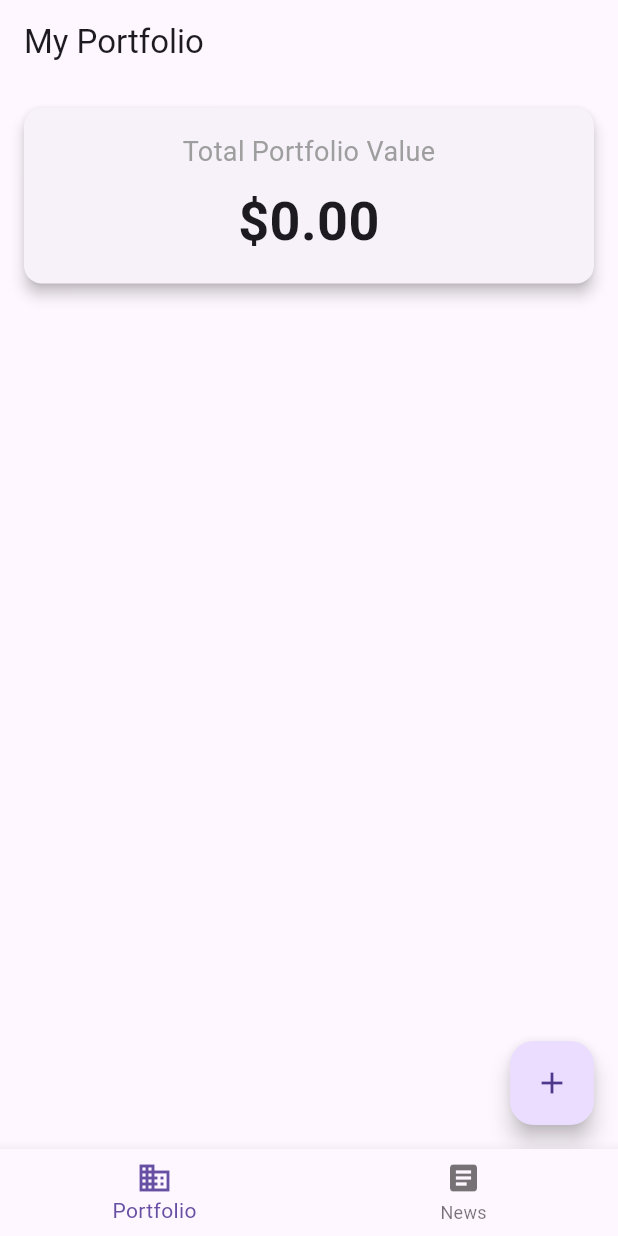
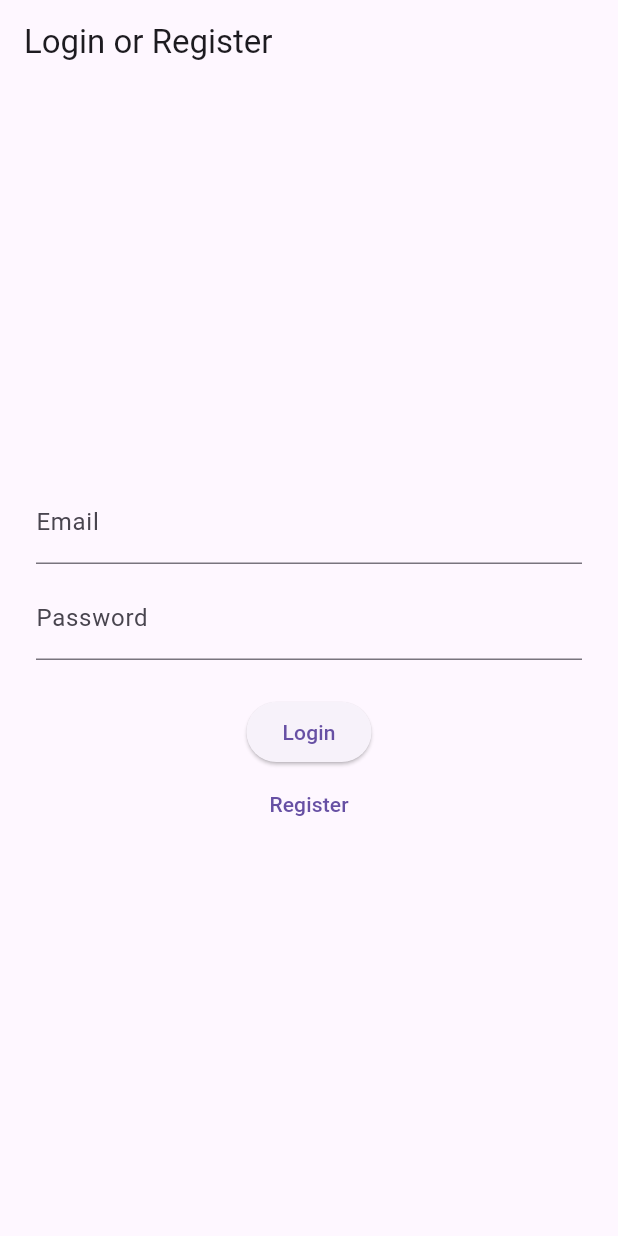
Before and after one commit to bryan900926/financial_app, a Flutter app: the screen it shows after launch, on a phone screen of 412 x 824 dp. Run offline on Flutter 3.47's test engine with Material 3 defaults, Android fonts, the phone set to English and light mode, and no system bars; our stand-ins replace firebase_auth, firebase_core, fl_chart, sqflite; accounts and stored records are empty.

Commit message:
add firebase

```diff
--- /dev/null
+++ b/lib/auth_service/firebase.dart
@@ -0,0 +1,47 @@
+import 'dart:developer';
+import 'package:firebase_auth/firebase_auth.dart';
+
+class FirebaseAuthService {
+  final FirebaseAuth _auth = FirebaseAuth.instance;
+
+  // Stream to listen for authentication changes
+  Stream<User?> get authStateChanges => _auth.authStateChanges();
+
+  // Sign in with email and password
+  Future<User?> signInWithEmailAndPassword(
+    String email,
+    String password,
+  ) async {
+    try {
+      UserCredential result = await _auth.signInWithEmailAndPassword(
+        email: email,
+        password: password,
+      );
+      return result.user;
+    } catch (e) {
+      log(e.toString());
+      return null;
+    }
+  }
+
+  // Register with email and password
+  Future<User?> registerWithEmailAndPassword(
+    String email,
+    String password,
+  ) async {
+    try {
+      UserCredential result = await _auth.createUserWithEmailAndPassword(
+        email: email,
+        password: password,
+      );
+      return result.user;
+    } catch (e) {
+      throw e;
+    }
+  }
+
+  // Sign out
+  Future<void> signOut() async {
+    await _auth.signOut();
+  }
+}
--- a/lib/main.dart
+++ b/lib/main.dart
@@ -1,7 +1,14 @@
+import 'package:firebase_core/firebase_core.dart';
 import 'package:flutter/material.dart';
+import 'package:news_app/firebase_options.dart';
 import 'package:news_app/view/home_view.dart';
+import 'package:news_app/view/login_view.dart';
 
-void main() {
+void main() async{
+  WidgetsFlutterBinding.ensureInitialized();
+  await Firebase.initializeApp(
+    options: DefaultFirebaseOptions.currentPlatform,
+  );
   runApp(const NewsApp());
 }
 
@@ -16,7 +23,7 @@ class NewsApp extends StatelessWidget {
         primarySwatch: Colors.indigo,
         visualDensity: VisualDensity.adaptivePlatformDensity,
       ),
-      home: const HomeView(),
+      home: const LoginView(),
     );
   }
 }
--- /dev/null
+++ b/lib/view/login_view.dart
@@ -0,0 +1,150 @@
+import 'package:flutter/material.dart';
+import 'package:firebase_auth/firebase_auth.dart';
+import 'package:news_app/auth_service/firebase.dart';
+
+class LoginView extends StatefulWidget {
+  const LoginView({super.key});
+
+  @override
+  _LoginViewState createState() => _LoginViewState();
+}
+
+class _LoginViewState extends State<LoginView> {
+  final FirebaseAuthService _auth = FirebaseAuthService();
+  final _emailController = TextEditingController();
+  final _passwordController = TextEditingController();
+  bool _isLoading = false;
+  String? _errorMessage;
+
+  // MODIFIED: This function now catches specific Firebase exceptions for better error messages.
+  void _handleLogin() async {
+    setState(() {
+      _isLoading = true;
+      _errorMessage = null;
+    });
+
+    try {
+      await _auth.signInWithEmailAndPassword(
+        _emailController.text.trim(),
+        _passwordController.text.trim(),
+      );
+      // On success, the AuthWrapper will handle navigation automatically.
+    } on FirebaseAuthException catch (e) {
+      String message;
+      switch (e.code) {
+        case 'user-not-found':
+          message = 'No user found for that email.';
+          break;
+        case 'wrong-password':
+          message = 'Wrong password provided.';
+          break;
+        case 'invalid-email':
+          message = 'The email address is badly formatted.';
+          break;
+        case 'invalid-credential':
+           message = 'Invalid credentials, please check your email and password.';
+           break;
+        default:
+          message = 'An unknown error occurred. Please try again.';
+      }
+      setState(() {
+        _errorMessage = message;
+      });
+    } finally {
+      if (mounted) {
+        setState(() => _isLoading = false);
+      }
+    }
+  }
+
+  // MODIFIED: This function now catches specific Firebase exceptions for better error messages.
+  void _handleRegister() async {
+    setState(() {
+      _isLoading = true;
+      _errorMessage = null;
+    });
+
+    try {
+      await _auth.registerWithEmailAndPassword(
+        _emailController.text.trim(),
+        _passwordController.text.trim(),
+      );
+      // On success, the AuthWrapper will handle navigation automatically.
+    } on FirebaseAuthException catch (e) {
+      String message;
+      switch (e.code) {
+        case 'weak-password':
+          message = 'The password provided is too weak.';
+          break;
+        case 'email-already-in-use':
+          message = 'An account already exists for that email.';
+          break;
+        case 'invalid-email':
+          message = 'The email address is badly formatted.';
+          break;
+        default:
+          message = 'An unknown error occurred. Please try again.';
+      }
+      setState(() {
+        _errorMessage = message;
+      });
+    } finally {
+      if (mounted) {
+        setState(() => _isLoading = false);
+      }
+    }
+  }
+
+  @override
+  Widget build(BuildContext context) {
+    return Scaffold(
+      appBar: AppBar(title: const Text('Login or Register')),
+      body: Center(
+        child: Padding(
+          padding: const EdgeInsets.all(24.0),
+          child: Column(
+            mainAxisAlignment: MainAxisAlignment.center,
+            children: <Widget>[
+              TextField(
+                controller: _emailController,
+                decoration: const InputDecoration(labelText: 'Email'),
+                keyboardType: TextInputType.emailAddress,
+              ),
+              const SizedBox(height: 8),
+              TextField(
+                controller: _passwordController,
+                decoration: const InputDecoration(labelText: 'Password'),
+                obscureText: true,
+              ),
+              const SizedBox(height: 24),
+              if (_isLoading)
+                const CircularProgressIndicator()
+              else
+                Column(
+                  children: [
+                    ElevatedButton(
+                      onPressed: _handleLogin,
+                      child: const Text('Login'),
+                    ),
+                    TextButton(
+                      onPressed: _handleRegister,
+                      child: const Text('Register'),
+                    ),
+                  ],
+                ),
+              if (_errorMessage != null)
+                Padding(
+                  padding: const EdgeInsets.only(top: 16.0),
+                  child: Text(
+                    _errorMessage!,
+                    style: const TextStyle(color: Colors.red),
+                    textAlign: TextAlign.center,
+                  ),
+                ),
+            ],
+          ),
+        ),
+      ),
+    );
+  }
+}
--- a/pubspec.yaml
+++ b/pubspec.yaml
@@ -34,6 +34,9 @@ dependencies:
   fl_chart: ^0.68.0
   sqflite: ^2.3.3
   path_provider: ^2.1.3
+  firebase_core: ^3.13.1
+  firebase_auth: ^5.5.4
+  firebase_analytics: ^11.4.6
   # The following adds the Cupertino Icons font to your application.
   # Use with the CupertinoIcons class for iOS style icons.
   cupertino_icons: ^1.0.8
```
Also changed, not shown: firebase.json (added), lib/consts/routes.dart (renamed from lib/routes.dart), lib/firebase_options.dart (added), pubspec.lock, 6 other files.
